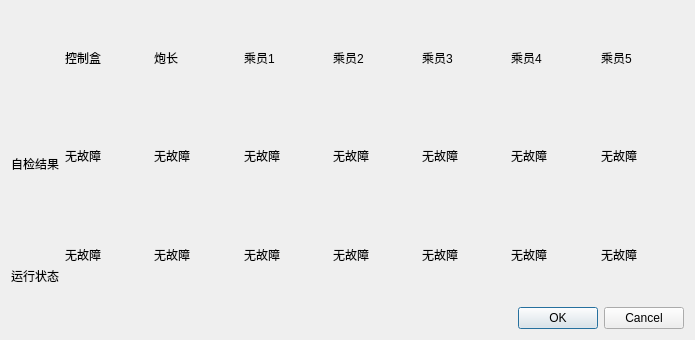
ishamo/boom, file selfcheck.ui: the form before one commit.
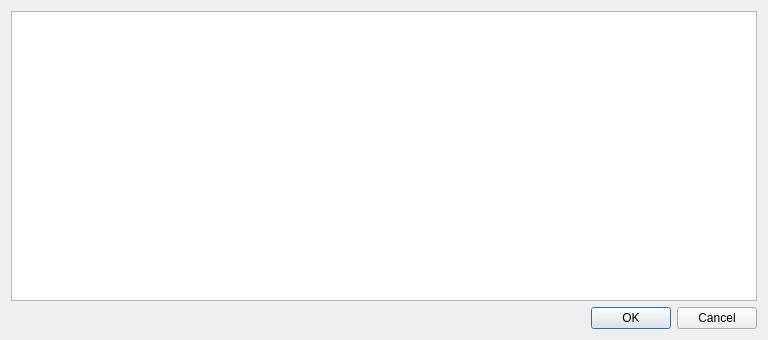
The form after the commit.

Commit message: change label to table

Patch:
```diff
--- a/selfcheck.ui
+++ b/selfcheck.ui
@@ -6,7 +6,7 @@
    <rect>
     <x>0</x>
     <y>0</y>
-    <width>695</width>
+    <width>768</width>
     <height>340</height>
    </rect>
   </property>
@@ -17,78 +17,10 @@
    <bool>true</bool>
   </property>
   <layout class="QGridLayout" name="gridLayout">
-   <item row="0" column="1">
-    <layout class="QHBoxLayout" name="horizontalLayout">
-     <item>
-      <widget class="QLabel" name="label_2">
-       <property name="text">
-        <string>控制盒</string>
-       </property>
-      </widget>
-     </item>
-     <item>
-      <widget class="QLabel" name="label_3">
-       <property name="text">
-        <string>炮长</string>
-       </property>
-      </widget>
-     </item>
-     <item>
-      <widget class="QLabel" name="label_5">
-       <property name="text">
-        <string>乘员1</string>
-       </property>
-      </widget>
-     </item>
-     <item>
-      <widget class="QLabel" name="label_6">
-       <property name="text">
-        <string>乘员2</string>
-       </property>
-      </widget>
-     </item>
-     <item>
-      <widget class="QLabel" name="label_7">
-       <property name="text">
-        <string>乘员3</string>
-       </property>
-      </widget>
-     </item>
-     <item>
-      <widget class="QLabel" name="label_8">
-       <property name="text">
-        <string>乘员4</string>
-       </property>
-      </widget>
-     </item>
-     <item>
-      <widget class="QLabel" name="label_4">
-       <property name="text">
-        <string>乘员5</string>
-       </property>
-      </widget>
-     </item>
-    </layout>
+   <item row="0" column="0">
+    <widget class="QTableView" name="tableView"/>
    </item>
-   <item row="1" column="0" rowspan="3">
-    <layout class="QVBoxLayout" name="verticalLayout">
-     <item>
-      <widget class="QLabel" name="label">
-       <property name="text">
-        <string>自检结果</string>
-       </property>
-      </widget>
-     </item>
-     <item>
-      <widget class="QLabel" name="label_9">
-       <property name="text">
-        <string>运行状态</string>
-       </property>
-      </widget>
-     </item>
-    </layout>
-   </item>
-   <item row="3" column="1">
+   <item row="1" column="0">
     <widget class="QDialogButtonBox" name="buttonBox">
      <property name="orientation">
       <enum>Qt::Horizontal</enum>
@@ -98,112 +30,6 @@
      </property>
     </widget>
    </item>
-   <item row="2" column="1">
-    <layout class="QHBoxLayout" name="horizontalLayout_3">
-     <item>
-      <widget class="QLabel" name="label_17">
-       <property name="text">
-        <string>无故障</string>
-       </property>
-      </widget>
-     </item>
-     <item>
-      <widget class="QLabel" name="label_18">
-       <property name="text">
-        <string>无故障</string>
-       </property>
-      </widget>
-     </item>
-     <item>
-      <widget class="QLabel" name="label_19">
-       <property name="text">
-        <string>无故障</string>
-       </property>
-      </widget>
-     </item>
-     <item>
-      <widget class="QLabel" name="label_20">
-       <property name="text">
-        <string>无故障</string>
-       </property>
-      </widget>
-     </item>
-     <item>
-      <widget class="QLabel" name="label_21">
-       <property name="text">
-        <string>无故障</string>
-       </property>
-      </widget>
-     </item>
-     <item>
-      <widget class="QLabel" name="label_22">
-       <property name="text">
-        <string>无故障</string>
-       </property>
-      </widget>
-     </item>
-     <item>
-      <widget class="QLabel" name="label_23">
-       <property name="text">
-        <string>无故障</string>
-       </property>
-      </widget>
-     </item>
-    </layout>
-   </item>
-   <item row="1" column="1">
-    <layout class="QHBoxLayout" name="horizontalLayout_2">
-     <item>
-      <widget class="QLabel" name="label_10">
-       <property name="text">
-        <string>无故障</string>
-       </property>
-      </widget>
-     </item>
-     <item>
-      <widget class="QLabel" name="label_11">
-       <property name="text">
-        <string>无故障</string>
-       </property>
-      </widget>
-     </item>
-     <item>
-      <widget class="QLabel" name="label_12">
-       <property name="text">
-        <string>无故障</string>
-       </property>
-      </widget>
-     </item>
-     <item>
-      <widget class="QLabel" name="label_13">
-       <property name="text">
-        <string>无故障</string>
-       </property>
-      </widget>
-     </item>
-     <item>
-      <widget class="QLabel" name="label_14">
-       <property name="text">
-        <string>无故障</string>
-       </property>
-      </widget>
-     </item>
-     <item>
-      <widget class="QLabel" name="label_15">
-       <property name="text">
-        <string>无故障</string>
-       </property>
-      </widget>
-     </item>
-     <item>
-      <widget class="QLabel" name="label_16">
-       <property name="text">
-        <string>无故障</string>
-       </property>
-      </widget>
-     </item>
-    </layout>
-   </item>
   </layout>
  </widget>
  <resources/>
```
The commit also changes 4 other files.
